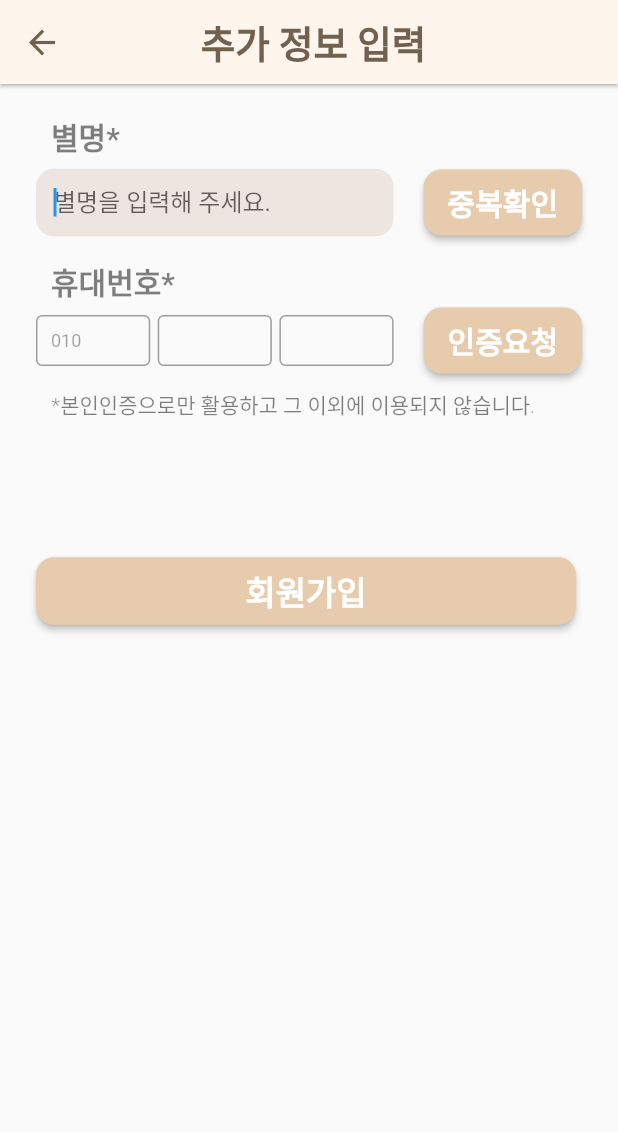
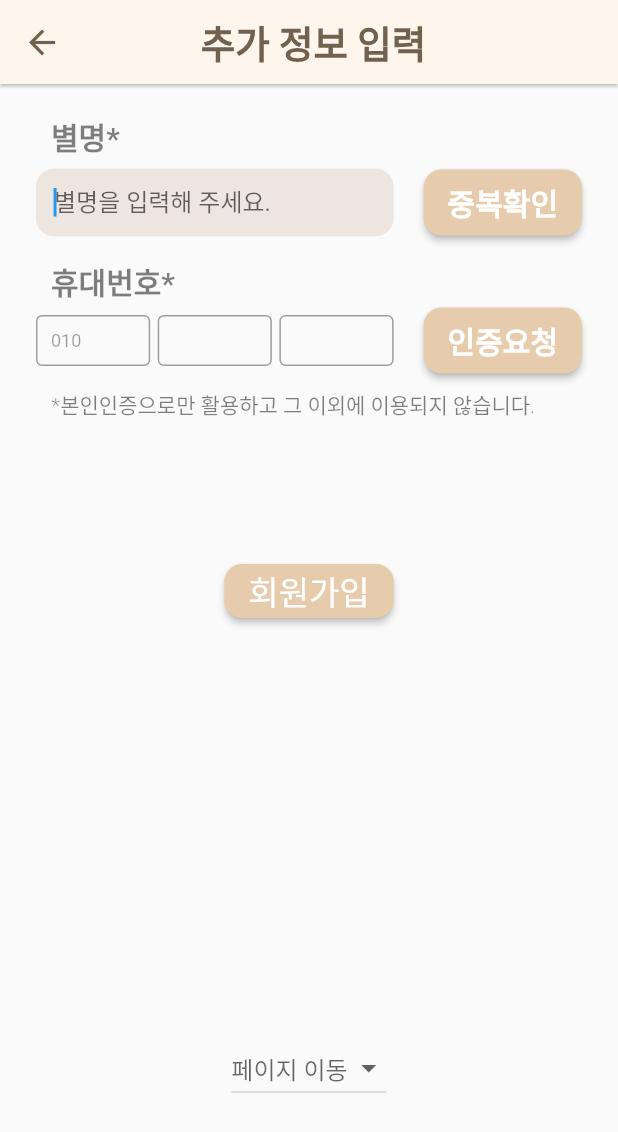
Before and after one commit to MobalWorld/Mobal_Front, a Flutter app: the GoogleAdditionalPage screen opened directly, on a phone screen of 412 x 824 dp. Shown: the top 1132 px of the screen. Run offline on Flutter 3.47's test engine with Material 2 defaults, Android fonts, the phone set to English and light mode, and no system bars; our stand-ins replace cloud_firestore, firebase_auth, firebase_core, flutter_screenutil, get, google_sign_in; accounts and stored records are empty; Roboto replaces fonts that are missing (gangwon).

Commit message:
modified etc files

```diff
--- a/lib/UI/main_loading.dart
+++ b/lib/UI/main_loading.dart
@@ -2,7 +2,9 @@ import 'dart:async';
 
 import 'package:flutter/cupertino.dart';
 import 'package:flutter/material.dart';
-import 'package:mobalworld/login/login.dart';
+
+import '../login/login.dart';
+
 
 class LoadingPage extends StatefulWidget {
   const LoadingPage({Key? key}) : super(key: key);
--- a/lib/UI/master_key.dart
+++ b/lib/UI/master_key.dart
@@ -0,0 +1,79 @@
+import 'package:flutter/material.dart';
+import 'package:flutter_application_3/UI/storagebox_btn.dart';
+import 'package:flutter_application_3/login/login.dart';
+import 'package:flutter_screenutil/flutter_screenutil.dart';
+
+import '../login/add_google_info.dart';
+import 'join_make_page.dart';
+import 'main_loading.dart';
+
+class MasterKey extends StatelessWidget {
+  const MasterKey({Key? key, required this.margin}) : super(key: key);
+  final double margin;
+  @override
+  Widget build(BuildContext context) {
+    return
+      Container(
+        margin: EdgeInsets.fromLTRB(0, margin, 0, 0),
+        child: Row(
+          mainAxisAlignment: MainAxisAlignment.center,
+          children: [
+            DropdownButton<String>(
+              hint: Text('페이지 이동'),
+              items: [
+                DropdownMenuItem(
+                  value: 'login',
+                  child: Text('Login'),
+                ),
+                DropdownMenuItem(
+                  value: 'joinmake',
+                  child: Text('JoinMake'),
+                ),
+                DropdownMenuItem(
+                  value: 'loading',
+                  child: Text(
+                    'loading',
+                  ),
+                ),
+                DropdownMenuItem(
+                  value: 'info',
+                  child: Text(
+                    'add_info',
+                  ),
+                ),
+                DropdownMenuItem(
+                  value: 'storagebox',
+                  child: Text(
+                    'storagebox',
+                  ),
+                ),
+              ],
+              onChanged: (String? value) {
+                if (value == 'joinmake') {
+                  Navigator.push(
+                      context,
+                      MaterialPageRoute(
+                          builder: (context) => JoinMakePage()));
+                } else if (value == 'loading') {
+                  Navigator.push(context,
+                      MaterialPageRoute(builder: (context) => LoadingPage()));
+                } else if (value == 'info') {
+                  Navigator.push(
+                      context,
+                      MaterialPageRoute(
+                          builder: (context) => GoogleAdditionalPage()));
+                } else if (value == 'storagebox') {
+                  Navigator.push(context,
+                      MaterialPageRoute(builder: (context) => Storagebox()));
+                } else if (value == 'login') {
+                  Navigator.push(context,
+                      MaterialPageRoute(builder: (context) => LoginPage()));
+                }
+              },
+            ),
+          ],
+        ),
+      );
+
+  }
+}
--- a/lib/login/add_google_info.dart
+++ b/lib/login/add_google_info.dart
@@ -3,9 +3,11 @@ import 'package:firebase_auth/firebase_auth.dart';
 import 'package:flutter/cupertino.dart';
 import 'package:flutter/material.dart';
 import 'package:flutter/services.dart';
-import 'package:mobalworld/home/home.dart';
+import 'package:flutter_application_3/UI/master_key.dart';
 import 'package:provider/provider.dart';
 
+
+import '../home/home.dart';
 import '../main.dart';
 
 class GoogleAdditionalPage extends StatefulWidget {
@@ -540,6 +542,7 @@ class _GoogleAdditionalPageState extends State<GoogleAdditionalPage> {
 
                     SizedBox(height: 76.0),
                     Row(
+                      mainAxisAlignment: MainAxisAlignment.center,
                       children: [
                         Container(
                           alignment: Alignment.center,
@@ -549,13 +552,12 @@ class _GoogleAdditionalPageState extends State<GoogleAdditionalPage> {
                               style: TextStyle(
                                   fontFamily: 'gangwon',
                                   color: Colors.white,
-                                  fontWeight: FontWeight.bold,
-                                  fontSize: 22
+                                  fontWeight: FontWeight.w500,
+                                  fontSize: 22,
                               ),
                             ),
                             style: ElevatedButton.styleFrom(
                               primary: Color(0xFFE6CCAD),
-                              minimumSize: const Size(360, 45),
                               shape: RoundedRectangleBorder(
                                 borderRadius: BorderRadius.circular(12), // 버튼의 모서리를 둥글게 설정
                               ),
@@ -583,6 +585,7 @@ class _GoogleAdditionalPageState extends State<GoogleAdditionalPage> {
 
                       ],
                     ),
+                    MasterKey(margin: 270)
                   ],
                 ),
               ),
```
Also changed, not shown: lib/UI/join_make_page.dart (+7 -4 lines), lib/UI/storagebox_btn.dart (+12 -10 lines), lib/login/login.dart (+7 -37 lines), lib/main.dart (+47 -10 lines), pubspec.yaml (+14 -11 lines), lib/firebase_options.dart, pubspec.lock, 11 other files.
